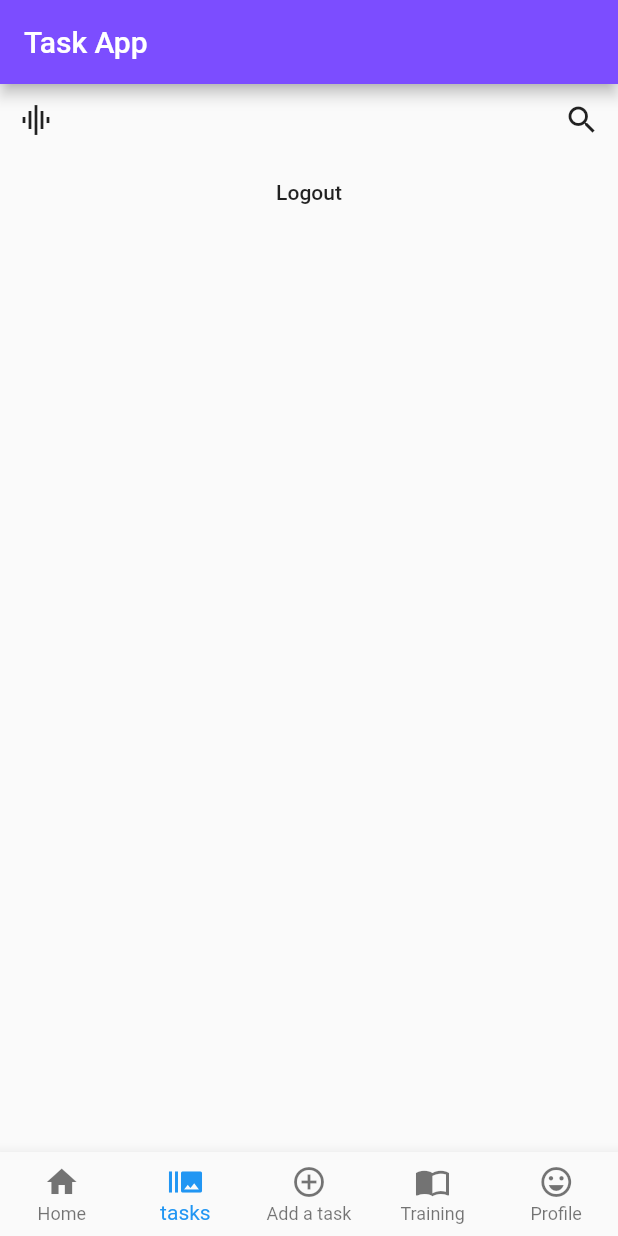
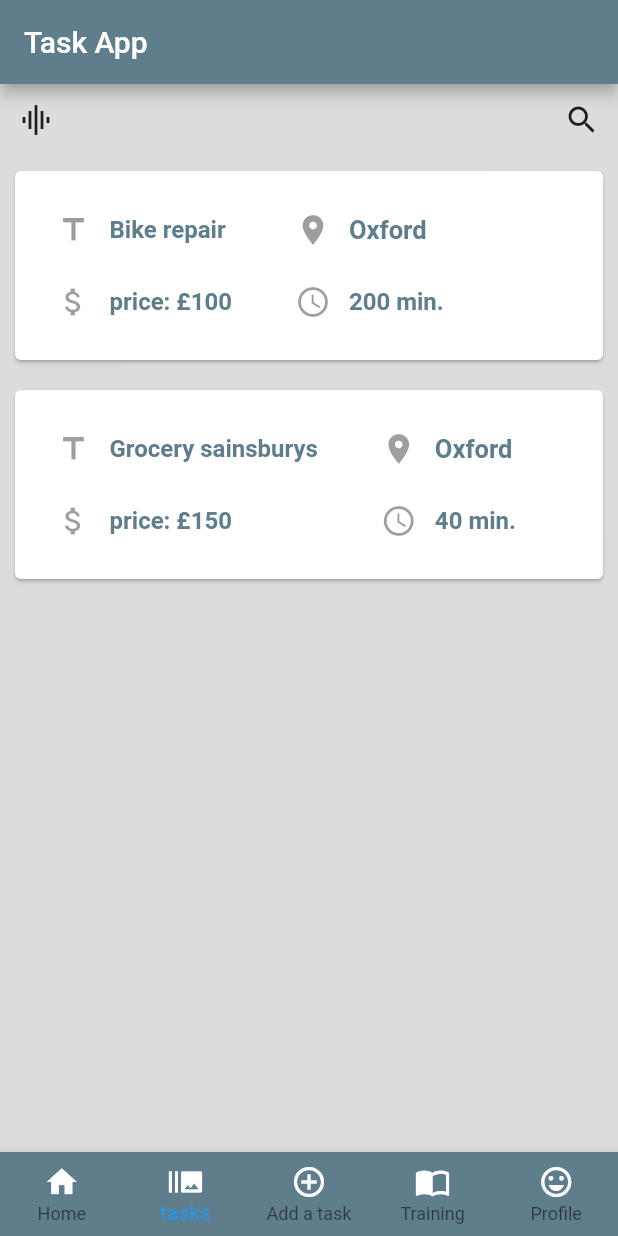
Before and after one commit to labeatl/task-completion-app, a Flutter app: the screen it shows after launch, item 2 of the bottom bar chosen, on a phone screen of 412 x 824 dp. Run offline on Flutter 3.47's test engine with Material 2 defaults, Android fonts, the phone set to English and light mode, and no system bars.

Commit message:
changed the whole design, finished how the task looks and be implemented, created the delete button

```diff
--- a/frontend dev/lib/pages/home-page.dart
+++ b/frontend dev/lib/pages/home-page.dart
@@ -1,25 +1,36 @@
 import 'package:flutter/material.dart';
 import "./tasks-page.dart";
+import "./profile-page.dart";
 
 class HomePage extends StatefulWidget {
   @override
   State<StatefulWidget> createState() => new _HomePageState();
-  }
+}
 
 class _HomePageState extends State<HomePage> {
   int _selectedPage = 0;
   final _pageOptions = [
     Text("So what we smoke weed"),
     TasksPage(),
+    Text(
+      "Add a task here",
+      style: TextStyle(fontSize: 20),
+    ),
+    Text(
+      "Take your training here",
+      style: TextStyle(fontSize: 20),
+    ),
+    ProfilePage(),
   ];
 
   Widget build(BuildContext context) => new Scaffold(
         appBar: AppBar(
-          backgroundColor: Colors.deepPurpleAccent,
+          backgroundColor: Colors.blueGrey,
           title: Text("Task App"),
         ),
         body: _pageOptions[_selectedPage],
         bottomNavigationBar: BottomNavigationBar(
+          backgroundColor: Colors.blueGrey,
           currentIndex: _selectedPage,
           onTap: (int index) {
             setState(() {
@@ -29,16 +40,51 @@ class _HomePageState extends State<HomePage> {
           type: BottomNavigationBarType.fixed,
           items: [
             BottomNavigationBarItem(
-                icon: Icon(Icons.home), title: Text("Home")),
+              icon: Icon(
+                Icons.home,
+                color: Colors.white,
+              ),
+              title: Text(
+                "Home",
+                style: TextStyle(color: Colors.white),
+              ),
+            ),
             BottomNavigationBarItem(
-                icon: Icon(Icons.burst_mode), title: Text("tasks")),
+                icon: Icon(
+                  Icons.burst_mode,
+                  color: Colors.white,
+                ),
+                title: Text(
+                  "tasks",
+                  style: TextStyle(color: Colors.white),
+                )),
             BottomNavigationBarItem(
-                icon: Icon(Icons.control_point), title: Text("Add a task")),
+                icon: Icon(
+                  Icons.control_point,
+                  color: Colors.white,
+                ),
+                title: Text(
+                  "Add a task",
+                  style: TextStyle(color: Colors.white),
+                )),
             BottomNavigationBarItem(
-                icon: Icon(Icons.import_contacts), title: Text("Training")),
+                icon: Icon(
+                  Icons.import_contacts,
+                  color: Colors.white,
+                ),
+                title: Text(
+                  "Training",
+                  style: TextStyle(color: Colors.white),
+                )),
             BottomNavigationBarItem(
-                icon: Icon(Icons.sentiment_very_satisfied),
-                title: Text("Profile")),
+                icon: Icon(
+                  Icons.sentiment_very_satisfied,
+                  color: Colors.white,
+                ),
+                title: Text(
+                  "Profile",
+                  style: TextStyle(color: Colors.white),
+                )),
           ],
         ),
       );
--- a/frontend dev/lib/pages/login-page.dart
+++ b/frontend dev/lib/pages/login-page.dart
@@ -11,32 +11,36 @@ class _LoginPageState extends State<LoginPage> {
 
   final _formKey = GlobalKey<FormState>();
 
-
-  Widget build(BuildContext context) =>
-      new Scaffold(
+  Widget build(BuildContext context) => new Scaffold(
         body: new Container(
           height: 800,
           child: new Column(
             mainAxisAlignment: MainAxisAlignment.end,
             crossAxisAlignment: CrossAxisAlignment.stretch,
             children: <Widget>[
-              new Card(
+              Container(
+                height: 65,
+                margin: EdgeInsets.fromLTRB(8, 4, 8, 4),
+                child: new Card(
                   elevation: 5,
                   child: new Container(
-                  width: 50,
                     padding: EdgeInsets.all(10),
                     child: new TextField(
                       decoration: InputDecoration(labelText: "username"),
                     ),
                   ),
                 ),
-              new Card(
+              ),
+              Container(
+                height: 65,
+                margin: EdgeInsets.fromLTRB(8, 4, 8, 10),
+                child: new Card(
                   elevation: 5,
                   child: new Container(
-                  width: 100,
                     padding: EdgeInsets.all(10),
                     child: new TextField(
                       decoration: InputDecoration(labelText: "password"),
+                    ),
                   ),
                 ),
               ),
@@ -44,20 +48,22 @@ class _LoginPageState extends State<LoginPage> {
                 child: new Align(
                   alignment: Alignment.bottomRight,
                   child: new FlatButton(
-                    textColor: Colors.deepPurpleAccent,
+                    textColor: Colors.blueGrey,
                     child: new Text("Forgotten password?"),
                     onPressed: () {},
                   ),
                 ),
               ),
               new Container(
+                margin: EdgeInsets.fromLTRB(8, 4, 8, 130),
+                child: Card(
+                  color: Colors.blueGrey,
                   child: new FlatButton(
-                    color: Colors.deepPurpleAccent,
                     textColor: Colors.white,
                     disabledColor: Colors.grey,
                     disabledTextColor: Colors.black,
                     padding: EdgeInsets.all(8.0),
-                    splashColor: Colors.deepPurpleAccent,
+                    splashColor: Colors.blueGrey,
                     child: new Text(
                       "LOG IN",
                       style: TextStyle(fontSize: 20.0),
@@ -66,19 +72,20 @@ class _LoginPageState extends State<LoginPage> {
                       setState(() => this._status = "loading");
                       appAuth.login().then((result) {
                         if (result) {
-                          Navigator.of(context).pushReplacementNamed(
-                              '/home');
+                          Navigator.of(context).pushReplacementNamed('/home');
                         } else {
                           setState(() => this._status = 'rejected');
                         }
                       });
                     },
-                  )),
+                  ),
+                ),
+              ),
               new Container(
                 child: new Align(
                   alignment: Alignment.bottomCenter,
                   child: new FlatButton(
-                    textColor: Colors.deepPurpleAccent,
+                    textColor: Colors.blueGrey,
                     child: new Text(
                       "Create Account",
                       style: TextStyle(fontSize: 17),
@@ -104,7 +111,7 @@ class _LoginPageState extends State<LoginPage> {
                                         }
                                         return null;
                                       },
-                                      onSaved:(String val){
+                                      onSaved: (String val) {
                                         name = val;
                                       },
                                     ),
@@ -120,7 +127,7 @@ class _LoginPageState extends State<LoginPage> {
 
                                           return null;
                                         },
-                                        onSaved:(String val){
+                                        onSaved: (String val) {
                                           surName = val;
                                         },
                                       ),
@@ -136,7 +143,7 @@ class _LoginPageState extends State<LoginPage> {
                                           }
                                           return null;
                                         },
-                                        onSaved:(String val){
+                                        onSaved: (String val) {
                                           email = val;
                                         },
                                       ),
@@ -155,7 +162,7 @@ class _LoginPageState extends State<LoginPage> {
                                           }
                                           return null;
                                         },
-                                        onSaved:(String val){
+                                        onSaved: (String val) {
                                           password = val;
                                         },
                                       ),
@@ -171,13 +178,14 @@ class _LoginPageState extends State<LoginPage> {
                                         validator: (value) {
                                           if (value.isEmpty) {
                                             return 'Please enter some text';
-                                          }
-                                          else if (value.compareTo(password) != 0) {
+                                          } else if (value
+                                                  .compareTo(password) !=
+                                              0) {
                                             return 'Passwords do not match';
                                           }
                                           return null;
                                         },
-                                        onSaved:(String val){
+                                        onSaved: (String val) {
                                           confirmPassword = val;
                                         },
                                       ),
@@ -188,20 +196,16 @@ class _LoginPageState extends State<LoginPage> {
                                         child: Text("Submit"),
                                         onPressed: () {
                                           if (_formKey.currentState
-                                              .validate()){
+                                              .validate()) {
                                             _formKey.currentState.save();
 
                                             var jsonData = {
-                                              'name':  name,
-                                              'surName':  surName,
-                                              'email':  email,
+                                              'name': name,
+                                              'surName': surName,
+                                              'email': email,
                                               'password': password
-
                                             };
-
-
                                           }
-
                                         },
                                       ),
                                     )
--- a/frontend dev/lib/pages/tasks-page.dart
+++ b/frontend dev/lib/pages/tasks-page.dart
@@ -1,9 +1,30 @@
 import 'package:flutter/material.dart';
 import '../main.dart';
+import '../task.dart';
 
 class TasksPage extends StatelessWidget {
+  final List<Task> tasks = [
+    Task(
+        title: "Bike repair",
+        description: "it is severly damaged",
+        category: "physical repairments",
+        et: 200,
+        price: 100,
+        location: "Oxford",
+        date: DateTime.now()),
+    Task(
+        title: "Grocery sainsburys",
+        description: "grocery for two weeks",
+        category: "Grocery",
+        et: 40,
+        price: 150,
+        location: "Oxford",
+        date: DateTime.now()),
+  ];
+
   Widget build(BuildContext context) {
     return Scaffold(
+      backgroundColor: Color.fromRGBO(220, 220, 220, 100),
       body: Container(
         child: Column(
           children: <Widget>[
@@ -34,16 +55,89 @@ class TasksPage extends StatelessWidget {
                 ),
               ],
             ),
-            Container(
-              child: Align(
-                alignment: Alignment.bottomCenter,
-                child: FlatButton(
-                  onPressed: () {
-                    Navigator.of(context).pushReplacementNamed('/login');},
-                  child: new Text('Logout'),
-                ),
-              ),
-            ),
+            Column(
+              children: tasks.map((task) {
+                return Card(
+                  margin: EdgeInsets.all(10),
+                  child: Row(
+                    children: <Widget>[
+                      Container(
+                        margin: EdgeInsets.all(15),
+                        child: Column(
+                          crossAxisAlignment: CrossAxisAlignment.start,
+                          children: <Widget>[
+                            Row(
+                              children: <Widget>[
+                                IconButton(
+                                  icon: Icon(Icons.title),
+                                ),
+                                Text(
+                                  "${task.title}",
+                                  style: TextStyle(
+                                      fontWeight: FontWeight.bold,
+                                      fontSize: 16,
+                                      color: Colors.blueGrey),
+                                ),
+                              ],
+                            ),
+                            Row(
+                              children: <Widget>[
+                                IconButton(
+                                  icon: Icon(Icons.attach_money),
+                                ),
+                                Text(
+                                  "price: £${task.price}",
+                                  style: TextStyle(
+                                      fontWeight: FontWeight.bold,
+                                      fontSize: 16,
+                                      color: Colors.blueGrey),
+                                ),
+                              ],
+                            ),
+                          ],
+                        ),
+                      ),
+                      Container(
+                        margin: EdgeInsets.all(15),
+                        child: Column(
+                          crossAxisAlignment: CrossAxisAlignment.start,
+                          children: <Widget>[
+                            Row(
+                              children: <Widget>[
+                                IconButton(
+                                  icon: Icon(Icons.location_on),
+                                ),
+                                Text(
+                                  "${task.location}",
+                                  style: TextStyle(
+                                      fontWeight: FontWeight.bold,
+                                      fontSize: 17,
+                                      color: Colors.blueGrey),
+                                ),
+                              ],
+                            ),
+                            Row(
+                              children: <Widget>[
+                                IconButton(
+                                  icon: Icon(Icons.access_time),
+                                ),
+                                Text(
+                                  "${task.et} min.",
+                                  style: TextStyle(
+                                      fontWeight: FontWeight.bold,
+                                      fontSize: 16,
+                                      color: Colors.blueGrey),
+                                ),
+                              ],
+                            ),
+                          ],
+                        ),
+                      ),
+                    ],
+                  ),
+                );
+              }).toList(),
+            )
           ],
         ),
       ),
--- a/frontend dev/lib/services/auth.service.dart
+++ b/frontend dev/lib/services/auth.service.dart
@@ -7,7 +7,7 @@ class AuthService {
     // Simulate a future for response after 2 second.
     return await new Future<bool>.delayed(
         new Duration(
-            seconds: 2
+            seconds: 1
         ), () => new Random().nextBool()
     );
   }
```
Lines whose indentation alone changed are shown as unchanged.
